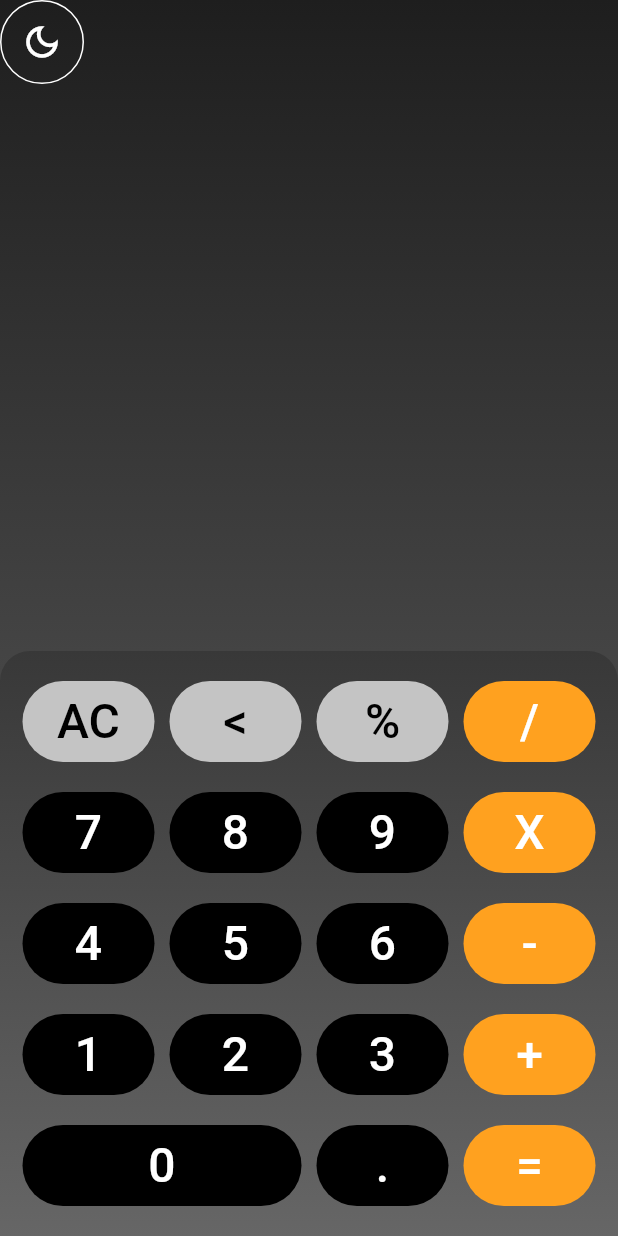
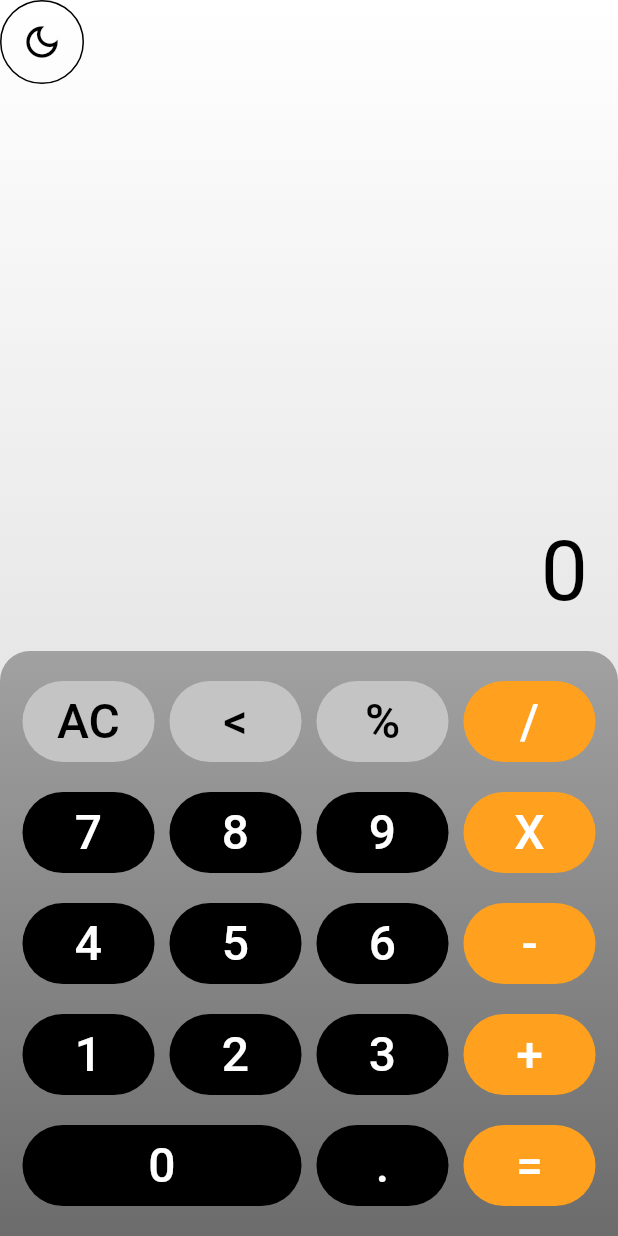
Before and after one commit to HeySreelal/CalculatorUI, a Flutter app: the screen it shows after launch, after a tap on the "dark mode" icon, on a phone screen of 412 x 824 dp. Run offline on Flutter 3.47's test engine with Material 2 defaults, Android fonts, the phone set to English and light mode, and no system bars.

Commit message:
Yayy! We're done! 🎉

```diff
--- /dev/null
+++ b/lib/components/body.dart
@@ -0,0 +1,27 @@
+import 'package:flutter/material.dart';
+
+class CalculatorBody extends StatelessWidget {
+  const CalculatorBody({
+    Key? key,
+    required bool darkTheme,
+  })  : _darkTheme = darkTheme,
+        super(key: key);
+
+  final bool _darkTheme;
+
+  @override
+  Widget build(BuildContext context) {
+    return Expanded(
+      child: Container(
+        padding: const EdgeInsets.all(20),
+        alignment: Alignment.bottomRight,
+        child: Text(
+          "0",
+          style: Theme.of(context).textTheme.headline2?.copyWith(
+                color: _darkTheme ? Colors.white : Colors.black,
+              ),
+        ),
+      ),
+    );
+  }
+}
--- a/lib/components/keypad.dart
+++ b/lib/components/keypad.dart
@@ -2,22 +2,25 @@ import 'package:calculator/components/button.dart';
 import 'package:flutter/material.dart';
 
 class KeyPad extends StatelessWidget {
+  final bool darkTheme;
   const KeyPad({
     Key? key,
+    this.darkTheme = true,
   }) : super(key: key);
 
   @override
   Widget build(BuildContext context) {
-    return Container(
-      decoration: const BoxDecoration(
-        borderRadius: BorderRadius.only(
+    return AnimatedContainer(
+      duration: const Duration(milliseconds: 300),
+      decoration: BoxDecoration(
+        borderRadius: const BorderRadius.only(
           topLeft: Radius.circular(20),
           topRight: Radius.circular(20),
         ),
         gradient: LinearGradient(
           colors: [
-            Color(0xFF383838),
-            Color(0xFF666666),
+            darkTheme ? const Color(0xFF383838) : const Color(0xFFA1A1A1),
+            darkTheme ? const Color(0xFF666666) : const Color(0xFF6C6C6C),
           ],
           begin: Alignment.topCenter,
           end: Alignment.bottomCenter,
--- a/lib/components/theme_changer.dart
+++ b/lib/components/theme_changer.dart
@@ -1,24 +1,30 @@
 import 'package:flutter/material.dart';
 
 class ChangeThemeButton extends StatelessWidget {
+  final VoidCallback? onPressed;
+  final bool darkTheme;
   const ChangeThemeButton({
     Key? key,
+    this.onPressed,
+    this.darkTheme = true,
   }) : super(key: key);
 
   @override
   Widget build(BuildContext context) {
-    return Container(
+    return AnimatedContainer(
+      duration: const Duration(milliseconds: 500),
       decoration: BoxDecoration(
         border: Border.all(
-          color: Colors.white,
+          color: darkTheme ? Colors.white : Colors.black,
         ),
         borderRadius: BorderRadius.circular(30),
       ),
       child: IconButton(
-        onPressed: () {},
-        icon: const Icon(
+        onPressed: onPressed,
+        icon: Icon(
           Icons.dark_mode_outlined,
           size: 28,
+          color: darkTheme ? Colors.white : Colors.black,
         ),
       ),
     );
--- a/lib/screens/home.dart
+++ b/lib/screens/home.dart
@@ -1,4 +1,4 @@
-import 'package:calculator/components/button.dart';
+import 'package:calculator/components/body.dart';
 import 'package:calculator/components/keypad.dart';
 import 'package:calculator/components/theme_changer.dart';
 import 'package:flutter/material.dart';
@@ -11,21 +11,33 @@ class Home extends StatefulWidget {
 }
 
 class HomeState extends State<Home> {
+  bool _darkTheme = true;
+
+  void changeTheme() {
+    setState(() {
+      _darkTheme = !_darkTheme;
+    });
+  }
+
   @override
   Widget build(BuildContext context) {
     return Scaffold(
       appBar: AppBar(
         backgroundColor: Colors.transparent,
         elevation: 0,
-        leading: const ChangeThemeButton(),
+        leading: ChangeThemeButton(
+          onPressed: changeTheme,
+          darkTheme: _darkTheme,
+        ),
       ),
       extendBodyBehindAppBar: true,
-      body: Container(
-        decoration: const BoxDecoration(
+      body: AnimatedContainer(
+        duration: const Duration(milliseconds: 400),
+        decoration: BoxDecoration(
           gradient: LinearGradient(
             colors: [
-              Color(0xFF1E1E1E),
-              Color(0xFF666666),
+              _darkTheme ? const Color(0xFF1E1E1E) : const Color(0xFFFFFFFF),
+              _darkTheme ? const Color(0xFF666666) : const Color(0xFFD2D2D2),
             ],
             begin: Alignment.topCenter,
             end: Alignment.bottomCenter,
@@ -33,8 +45,8 @@ class HomeState extends State<Home> {
         ),
         child: Column(
           children: [
-            Expanded(child: Container()),
-            const KeyPad(),
+            CalculatorBody(darkTheme: _darkTheme),
+            KeyPad(darkTheme: _darkTheme),
           ],
         ),
       ),
```
